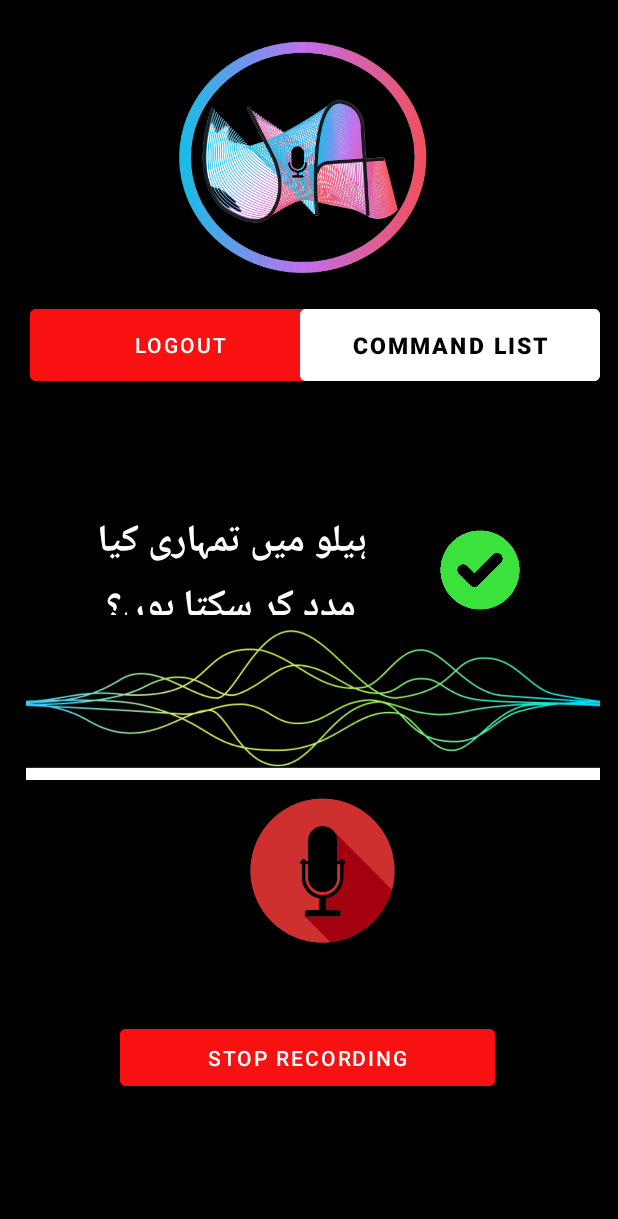
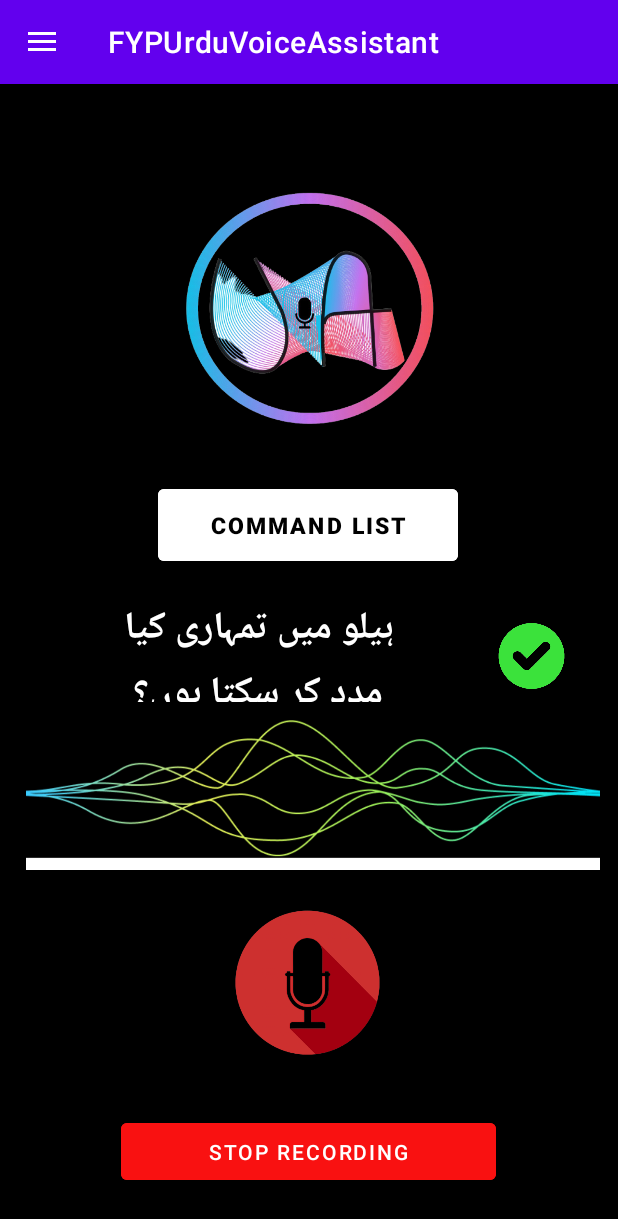
Before and after one commit to abdullahihsan3/FYPUrduVoiceAssistant, an Android app: the screen it shows after launch once a user with an empty profile is signed in (MainScreenMessage), on a phone screen of 412 x 824 dp. Shown: the top 1219 px of the screen. Run offline under Robolectric (Android 15) with nearby library versions, the light colour scheme and no system bars; our stand-ins replace Firebase (no records; nobody signed in at launch, a user with empty details on screens opened directly); libraries missing offline, so code that uses them is left out: com.facebook, com.facebook.login.

Commit message:
Mic Version 8 (With Constraint Layouts)

```diff
--- a/app/build.gradle
+++ b/app/build.gradle
@@ -32,7 +32,7 @@
 }
 
 dependencies {
-
+    implementation 'com.google.android.material:material:1.3.0-alpha03'
     implementation 'androidx.appcompat:appcompat:1.4.1'
     implementation 'com.google.android.material:material:1.5.0'
     implementation 'com.github.angads25:toggle:1.1.0'
@@ -55,4 +55,6 @@
     implementation 'com.google.firebase:firebase-ml-modeldownloader'
     implementation 'org.tensorflow:tensorflow-lite:2.3.0'
 }
-dependencies { implementation fileTree(dir: 'libs', include: ['*.jar']) }
+dependencies {
+    implementation 'androidx.drawerlayout:drawerlayout:1.1.1'
+    implementation fileTree(dir: 'libs', include: ['*.jar']) }
--- a/app/src/main/AndroidManifest.xml
+++ b/app/src/main/AndroidManifest.xml
@@ -30,6 +30,9 @@
         android:roundIcon="@mipmap/ic_launcher_round"
         android:supportsRtl="true"
         android:theme="@style/Theme.FYPUrduVoiceAssistant">
+        <activity
+            android:name=".ProfilePicActivity"
+            android:exported="false" />
         <activity
             android:name=".CallContact"
             android:exported="false" />
@@ -116,7 +119,7 @@
             android:exported="false" />
         <activity
             android:name=".AirplaneMode"
-            android:exported="false"></activity>
+            android:exported="false" />
 
         <meta-data
             android:name="com.facebook.sdk.ApplicationId"
--- a/app/src/main/java/com/code/fypurduvoiceassistant/LoginPage.java
+++ b/app/src/main/java/com/code/fypurduvoiceassistant/LoginPage.java
@@ -13,6 +13,7 @@
 import android.preference.PreferenceManager;
 import android.util.Log;
 import android.view.View;
+import android.view.WindowManager;
 import android.view.animation.Animation;
 import android.view.animation.LinearInterpolator;
 import android.view.animation.RotateAnimation;
@@ -60,6 +61,7 @@
     protected void onCreate(Bundle savedInstanceState) {
         super.onCreate(savedInstanceState);
         setContentView(R.layout.activity_login_page);
+        getSupportActionBar().hide();
         animatelogo();
         forgotpassword=findViewById(R.id.forgotpassword);
         mAuth = FirebaseAuth.getInstance();
--- a/app/src/main/java/com/code/fypurduvoiceassistant/MainScreenMessage.java
+++ b/app/src/main/java/com/code/fypurduvoiceassistant/MainScreenMessage.java
@@ -1,20 +1,18 @@
 package com.code.fypurduvoiceassistant;
 
-import androidx.annotation.MainThread;
 import androidx.annotation.NonNull;
+import androidx.appcompat.app.ActionBarDrawerToggle;
 import androidx.appcompat.app.AppCompatActivity;
 import androidx.core.app.ActivityCompat;
 import androidx.core.content.ContextCompat;
+import androidx.drawerlayout.widget.DrawerLayout;
+
 import static android.Manifest.permission.RECORD_AUDIO;
 import static android.Manifest.permission.WRITE_EXTERNAL_STORAGE;
 
-import android.content.Context;
 import android.content.Intent;
 import android.content.SharedPreferences;
 import android.content.pm.PackageManager;
-import android.media.AudioFormat;
-import android.media.AudioRecord;
-import android.media.MediaPlayer;
 import android.media.MediaRecorder;
 import android.net.Uri;
 import android.os.AsyncTask;
@@ -22,44 +20,35 @@
 import android.os.Environment;
 import android.os.StrictMode;
 import android.preference.PreferenceManager;
-import android.provider.MediaStore;
 import android.util.Log;
+import android.view.MenuItem;
 import android.view.View;
 import android.view.animation.Animation;
 import android.view.animation.LinearInterpolator;
 import android.view.animation.RotateAnimation;
-import android.view.inputmethod.InputMethodManager;
 import android.widget.Button;
-import android.widget.ImageButton;
 import android.widget.ImageView;
 import android.widget.Toast;
 
-import com.code.fypurduvoiceassistant.ml.Model;
+import com.facebook.login.Login;
 import com.google.android.gms.tasks.OnFailureListener;
 import com.google.android.gms.tasks.OnSuccessListener;
+import com.google.android.material.navigation.NavigationView;
 import com.google.firebase.auth.FirebaseAuth;
 import com.google.firebase.firestore.DocumentReference;
 import com.google.firebase.firestore.FirebaseFirestore;
-import com.google.firebase.installations.Utils;
 import com.google.firebase.storage.FirebaseStorage;
 import com.google.firebase.storage.StorageReference;
 import com.google.firebase.storage.UploadTask;
-
-import org.tensorflow.lite.DataType;
-import org.tensorflow.lite.support.tensorbuffer.TensorBuffer;
 
 import java.io.ByteArrayOutputStream;
 import java.io.File;
 import java.io.FileInputStream;
 import java.io.IOException;
 import java.io.InputStream;
-import java.nio.ByteBuffer;
-import java.nio.charset.Charset;
 import java.text.SimpleDateFormat;
-import java.util.ArrayList;
 import java.util.Date;
 import java.util.HashMap;
-import java.util.List;
 import java.util.Locale;
 import java.util.Map;
 import java.util.UUID;
@@ -123,7 +112,16 @@
     MediaRecorder mediaRecorder;
     String filename;
     MessageSender messageSender;
-    Socket socket;
+    public DrawerLayout drawerLayout;
+    public ActionBarDrawerToggle actionBarDrawerToggle;
+    NavigationView navigationView;
+
+    public MainScreenMessage(NavigationView navigationView) {
+        this.navigationView = navigationView;
+    }
+    public MainScreenMessage() {
+
+    }
 
     private void RequestPermissions() {
 
@@ -132,7 +130,7 @@
 
     private void animatelogo(){
 
-        RotateAnimation rotate = new RotateAnimation(0, 180, Animation.RELATIVE_TO_SELF, 0.5f, Animation.RELATIVE_TO_SELF, 0.5f);
+        RotateAnimation rotate = new RotateAnimation(0, 360, Animation.RELATIVE_TO_SELF, 0.5f, Animation.RELATIVE_TO_SELF, 0.5f);
         rotate.setDuration(10000);
         rotate.setRepeatCount(Animation.INFINITE);
         rotate.setInterpolator(new LinearInterpolator());
@@ -209,27 +207,33 @@
             }
         });
 
-
-
-
-
-
-
     }
 
+                    @Override
+                    public boolean onOptionsItemSelected(@NonNull MenuItem item) {
 
-
-
-
-
-
-
+                        if (actionBarDrawerToggle.onOptionsItemSelected(item)) {
+                            return true;
+                        }
+                        return super.onOptionsItemSelected(item);
+                    }
 
 
                     @Override
                     protected void onCreate (Bundle savedInstanceState) {
                         super.onCreate(savedInstanceState);
                         setContentView(R.layout.activity_main_screen_message);
+
+                       navigationView=findViewById(R.id.navmenu);
+
+                        drawerLayout = findViewById(R.id.my_drawer_layout);
+                        actionBarDrawerToggle = new ActionBarDrawerToggle(this, drawerLayout, R.string.nav_open, R.string.nav_close);
+                        drawerLayout.addDrawerListener(actionBarDrawerToggle);
+                        actionBarDrawerToggle.syncState();
+                        this.getSupportActionBar().setDisplayHomeAsUpEnabled(true);
+
+
+
                         if (android.os.Build.VERSION.SDK_INT > 9)
                         {
                             StrictMode.ThreadPolicy policy = new StrictMode.ThreadPolicy.Builder().permitAll().build();
@@ -237,33 +241,22 @@
                         }
 
                         animatelogo();
-                        logout = findViewById(R.id.logout);
                         button_to_command_list = findViewById(R.id.button_to_command_list);
                         mic_button = findViewById(R.id.mic_button);
                         stop_button = findViewById(R.id.stop_button);
                         SharedPreferences preferences = PreferenceManager.getDefaultSharedPreferences(MainScreenMessage.this);
                         String username = preferences.getString("Username", "");
 
-
-                        button_to_command_list.setOnClickListener(new View.OnClickListener() {
+                        navigationView.setNavigationItemSelectedListener(new NavigationView.OnNavigationItemSelectedListener() {
                             @Override
-                            public void onClick(View v) {
-                                Intent intent = new Intent(MainScreenMessage.this, RecyclerViewListActivity.class);
-                                startActivity(intent);
-                            }
-                        });
-
-
-                        logout.setOnClickListener(new View.OnClickListener() {
-                            @Override
-                            public void onClick(View view) {
+                            public boolean onNavigationItemSelected(@NonNull MenuItem item) {
+                                int id=item.getItemId();
+                                if (id==R.id.nav_logout){
                                     FirebaseFirestore db = FirebaseFirestore.getInstance();
                                     String currentTime = new SimpleDateFormat("HH:mm:ss", Locale.getDefault()).format(new Date());
                                     Map<String, Object> user = new HashMap<>();
                                     user.put("Email", username);
                                     user.put("TimeLogout", currentTime);
-
-
                                     db.collection("UserLogout")
                                             .add(user)
                                             .addOnSuccessListener(new OnSuccessListener<DocumentReference>() {
@@ -280,11 +273,25 @@
                                             });
 
                                     FirebaseAuth.getInstance().signOut();
-                                Intent intent = new Intent(MainScreenMessage.this, LoginPage.class);
+                                    Intent intent=new Intent(MainScreenMessage.this, LoginPage.class);
                                     startActivity(intent);
-
+                                }
+                                else if (id==R.id.nav_account){
+                                    Intent intent=new Intent(MainScreenMessage.this, ProfilePicActivity.class);
+                                    startActivity(intent);
+                                }
+                                return true;
                             }
                         });
+                        button_to_command_list.setOnClickListener(new View.OnClickListener() {
+                            @Override
+                            public void onClick(View v) {
+                                Intent intent = new Intent(MainScreenMessage.this, RecyclerViewListActivity.class);
+                                startActivity(intent);
+                            }
+                        });
+
+
 
 
                         mic_button.setOnClickListener(new View.OnClickListener() {
@@ -308,4 +315,11 @@
                             }
 
                         });
-                    }}
+
+
+
+                    }
+
+
+
+}
--- a/app/src/main/java/com/code/fypurduvoiceassistant/RecyclerViewAdapter.java
+++ b/app/src/main/java/com/code/fypurduvoiceassistant/RecyclerViewAdapter.java
@@ -240,6 +240,12 @@
                 Intent send_intent=new Intent(v.getContext(),CallContact.class);
                 c.startActivity(send_intent);
             }
+            else if(getLayoutPosition()==20){
+
+                db("Profile");
+                Intent send_intent=new Intent(v.getContext(),ProfilePicActivity.class);
+                c.startActivity(send_intent);
+            }
 
 
 
--- a/app/src/main/java/com/code/fypurduvoiceassistant/RecyclerViewListActivity.java
+++ b/app/src/main/java/com/code/fypurduvoiceassistant/RecyclerViewListActivity.java
@@ -45,6 +45,8 @@
         ls.add(new ImageClass(getResources().getDrawable(R.drawable.weather),"Weather","Check Weather","-"));
         ls.add(new ImageClass(getResources().getDrawable(R.drawable.calculatoricon),"Calculation","Perform Calculation","-"));
         ls.add(new ImageClass(getResources().getDrawable(R.drawable.call),"CallContact","Perform Call","-"));
+        ls.add(new ImageClass(getResources().getDrawable(R.drawable.ic_baseline_person_add_24),"Profile","Show Profile","-"));
+
 
 
 
--- a/app/src/main/java/com/code/fypurduvoiceassistant/RegisterActivity.java
+++ b/app/src/main/java/com/code/fypurduvoiceassistant/RegisterActivity.java
@@ -39,7 +39,7 @@
     protected void onCreate(Bundle savedInstanceState) {
         super.onCreate(savedInstanceState);
         setContentView(R.layout.activity_register);
-
+        getSupportActionBar().hide();
         register=(Button)findViewById(R.id.getregistrationbutton);
         firstname=(EditText) findViewById(R.id.getfirstname);
         lastname=(EditText)findViewById(R.id.getlastname);
--- a/app/src/main/java/com/code/fypurduvoiceassistant/SplashScreen.java
+++ b/app/src/main/java/com/code/fypurduvoiceassistant/SplashScreen.java
@@ -31,6 +31,7 @@
     protected void onCreate(Bundle savedInstanceState) {
         super.onCreate(savedInstanceState);
         setContentView(R.layout.activity_splash_screen);
+        getSupportActionBar().hide();
         top= AnimationUtils.loadAnimation(this,R.anim.top_animation);
         mid= AnimationUtils.loadAnimation(this,R.anim.middle_animation);
         bottom= AnimationUtils.loadAnimation(this,R.anim.bottom_animation);
--- a/app/src/main/res/layout/activity_main_screen_message.xml
+++ b/app/src/main/res/layout/activity_main_screen_message.xml
@@ -1,5 +1,5 @@
 <?xml version="1.0" encoding="utf-8"?>
-<RelativeLayout xmlns:android="http://schemas.android.com/apk/res/android"
+<androidx.constraintlayout.widget.ConstraintLayout xmlns:android="http://schemas.android.com/apk/res/android"
     xmlns:app="http://schemas.android.com/apk/res-auto"
     xmlns:tools="http://schemas.android.com/tools"
     android:layout_width="match_parent"
@@ -7,95 +7,126 @@
     android:background="@color/black"
     tools:context=".MainScreenMessage">
 
+    <androidx.drawerlayout.widget.DrawerLayout
+        android:id="@+id/my_drawer_layout"
+        android:layout_width="match_parent"
+        android:layout_height="match_parent"
+        tools:context=".MainScreenMessage"
+        tools:ignore="HardcodedText">
+
+        <com.google.android.material.navigation.NavigationView
+            android:id="@+id/navmenu"
+            android:layout_width="wrap_content"
+            android:layout_height="match_parent"
+            android:layout_gravity="start"
+            android:elevation="10dp"
+            app:menu="@menu/navigation_menu" />
 
 
+    </androidx.drawerlayout.widget.DrawerLayout>
     <Button
-        android:id="@+id/logout"
-        android:layout_width="200dp"
-        android:layout_height="60dp"
-        android:layout_marginLeft="20dp"
-        android:layout_marginTop="200dp"
+        android:id="@+id/stop_button"
+        android:layout_width="250dp"
+        android:layout_height="50dp"
         android:backgroundTint="#f91111"
-        android:text="Logout"
+        android:scaleType="fitXY"
+        android:src="@drawable/ic_baseline_stop_24"
+        android:text="STOP RECORDING"
         android:textAlignment="center"
-        android:textAllCaps="true"></Button>
+        app:layout_constraintBottom_toBottomOf="parent"
+        app:layout_constraintEnd_toEndOf="parent"
+        app:layout_constraintHorizontal_bias="0.496"
+        app:layout_constraintStart_toStartOf="parent"
+        app:layout_constraintTop_toBottomOf="@+id/mic_button"
+        app:layout_constraintVertical_bias="0.287"></Button>
+
 
     <ImageView
         android:id="@+id/mainscreenlogo"
         android:layout_width="200dp"
         android:layout_height="200dp"
-        android:layout_alignParentTop="true"
-        android:layout_centerHorizontal="true"
-        android:layout_marginTop="6dp"
-        android:src="@drawable/logo"></ImageView>
-
+        android:src="@drawable/logo"
+        app:layout_constraintBottom_toTopOf="@+id/textView3"
+        app:layout_constraintEnd_toEndOf="parent"
+        app:layout_constraintHorizontal_bias="0.521"
+        app:layout_constraintStart_toStartOf="parent"
+        app:layout_constraintTop_toTopOf="parent"
+        app:layout_constraintVertical_bias="0.357"></ImageView>
 
     <Button
         android:id="@+id/button_to_command_list"
         android:layout_width="200dp"
         android:layout_height="60dp"
-        android:layout_marginLeft="200dp"
-        android:layout_marginTop="200dp"
         android:backgroundTint="@color/white"
         android:text="Command List"
         android:textAlignment="center"
         android:textAllCaps="true"
         android:textColor="@color/black"
         android:textSize="15dp"
+
         android:textStyle="bold"
-
-        ></Button>
-
+        app:layout_constraintBottom_toTopOf="@+id/imageView2"
+        app:layout_constraintEnd_toEndOf="parent"
+        app:layout_constraintHorizontal_bias="0.497"
+        app:layout_constraintStart_toStartOf="parent"
+        app:layout_constraintTop_toBottomOf="@+id/mainscreenlogo"
+        app:layout_constraintVertical_bias="0.375"></Button>
 
     <TextView
+        android:id="@+id/textView3"
         android:layout_width="205dp"
         android:layout_height="70dp"
-        android:layout_marginLeft="51dp"
-        android:layout_marginTop="340dp"
+        android:layout_marginStart="16dp"
         android:text="ہیلو میں تمہاری کیا مدد کر سکتا ہوں؟"
         android:textAlignment="center"
         android:textColor="@color/white"
         android:textSize="25dp"
-        android:textStyle="bold"></TextView>
-
+        android:textStyle="bold"
+        app:layout_constraintBottom_toBottomOf="parent"
+        app:layout_constraintEnd_toStartOf="@+id/imageView2"
+        app:layout_constraintHorizontal_bias="0.584"
+        app:layout_constraintStart_toStartOf="parent"
+        app:layout_constraintTop_toTopOf="parent"
+        app:layout_constraintVertical_bias="0.49"></TextView>
 
     <ImageView
-        android:layout_width="100dp"
-        android:layout_height="100dp"
-        android:layout_marginLeft="270dp"
-        android:layout_marginTop="330dp"
-        android:src="@drawable/tick" />
-
+        android:id="@+id/imageView2"
+        android:layout_width="83dp"
+        android:layout_height="69dp"
+        android:layout_marginBottom="8dp"
+        android:src="@drawable/tick"
+        app:layout_constraintBottom_toTopOf="@+id/imageView"
+        app:layout_constraintEnd_toEndOf="parent"
+        app:layout_constraintHorizontal_bias="0.951"
+        app:layout_constraintStart_toStartOf="parent"
+        app:layout_constraintTop_toBottomOf="@+id/mainscreenlogo"
+        app:layout_constraintVertical_bias="1.0" />
 
     <ImageView
         android:id="@+id/imageView"
         android:layout_width="match_parent"
         android:layout_height="100dp"
-        android:layout_marginTop="420dp"
-        android:layout_marginBottom="209dp"
+        android:layout_marginTop="12dp"
         android:paddingLeft="5dp"
-        android:src="@drawable/waves"></ImageView>
-
+        android:src="@drawable/waves"
+        app:layout_constraintBottom_toBottomOf="parent"
+        app:layout_constraintEnd_toEndOf="parent"
+        app:layout_constraintHorizontal_bias="0.0"
+        app:layout_constraintStart_toStartOf="parent"
+        app:layout_constraintTop_toBottomOf="@+id/textView3"
+        app:layout_constraintVertical_bias="0.0"></ImageView>
 
     <ImageView
         android:id="@+id/mic_button"
         android:layout_width="150dp"
         android:layout_height="150dp"
-        android:layout_marginLeft="140dp"
-        android:layout_marginTop="505dp"
-        android:src="@drawable/mic"></ImageView>
-
-    <Button
-        android:id="@+id/stop_button"
-        android:layout_width="250dp"
-        android:layout_height="50dp"
-        android:layout_marginLeft="80dp"
-        android:layout_marginTop="680dp"
-        android:backgroundTint="#f91111"
-        android:scaleType="fitXY"
-        android:src="@drawable/ic_baseline_stop_24"
-        android:text="STOP RECORDING"
-        android:textAlignment="center"></Button>
+        android:src="@drawable/mic"
+        app:layout_constraintBottom_toBottomOf="parent"
+        app:layout_constraintEnd_toEndOf="parent"
+        app:layout_constraintHorizontal_bias="0.497"
+        app:layout_constraintStart_toStartOf="parent"
+        app:layout_constraintTop_toBottomOf="@+id/imageView"
+        app:layout_constraintVertical_bias="0.0"></ImageView>
 
 
-</RelativeLayout>
+</androidx.constraintlayout.widget.ConstraintLayout>
--- a/app/src/main/res/layout/activity_splash_screen.xml
+++ b/app/src/main/res/layout/activity_splash_screen.xml
@@ -5,6 +5,7 @@
     android:layout_width="match_parent"
     android:layout_height="match_parent"
     android:orientation="vertical"
+    android:background="@color/white"
     tools:context=".SplashScreen">
 
 
--- /dev/null
+++ b/app/src/main/res/menu/navigation_menu.xml
@@ -0,0 +1,18 @@
+<?xml version="1.0" encoding="utf-8"?>
+<menu xmlns:android="http://schemas.android.com/apk/res/android"
+    xmlns:tools="http://schemas.android.com/tools"
+    tools:ignore="HardcodedText">
+
+    <item
+        android:id="@+id/nav_account"
+        android:title="My Account" />
+
+    <item
+        android:id="@+id/nav_settings"
+        android:title="Settings" />
+
+    <item
+        android:id="@+id/nav_logout"
+        android:title="Logout" />
+
+</menu>
--- a/app/src/main/res/values-night/themes.xml
+++ b/app/src/main/res/values-night/themes.xml
@@ -1,6 +1,6 @@
 <resources xmlns:tools="http://schemas.android.com/tools">
     <!-- Base application theme. -->
-    <style name="Theme.FYPUrduVoiceAssistant" parent="Theme.MaterialComponents.DayNight.NoActionBar">
+    <style name="Theme.FYPUrduVoiceAssistant" parent="Theme.MaterialComponents.DayNight.DarkActionBar">
         <!-- Primary brand color. -->
         <item name="colorPrimary">@color/purple_200</item>
         <item name="colorPrimaryVariant">@color/purple_700</item>
--- a/app/src/main/res/values/strings.xml
+++ b/app/src/main/res/values/strings.xml
@@ -1,5 +1,6 @@
 <resources>
     <string name="app_name">FYPUrduVoiceAssistant</string>
     <string name="app_id">674728323783636</string>
-
+    <string name="nav_open">Open</string>
+    <string name="nav_close">Close</string>
 </resources>
--- a/app/src/main/res/values/themes.xml
+++ b/app/src/main/res/values/themes.xml
@@ -1,6 +1,6 @@
 <resources xmlns:tools="http://schemas.android.com/tools">
     <!-- Base application theme. -->
-    <style name="Theme.FYPUrduVoiceAssistant" parent="Theme.MaterialComponents.DayNight.NoActionBar">
+    <style name="Theme.FYPUrduVoiceAssistant" parent="Theme.MaterialComponents.DayNight.DarkActionBar">
         <!-- Primary brand color. -->
         <item name="colorPrimary">@color/purple_500</item>
         <item name="colorPrimaryVariant">@color/purple_700</item>
```
Also changed, not shown: app/src/main/java/com/code/fypurduvoiceassistant/ProfilePicActivity.java (added, +40 -0 lines), app/src/main/res/layout/activity_alarm.xml (+16 -17 lines), app/src/main/res/layout/activity_flashlight.xml (+10 -10 lines), app/src/main/res/layout/activity_profile_pic.xml (added, +37 -0 lines). Lines whose indentation alone changed are shown as unchanged.
